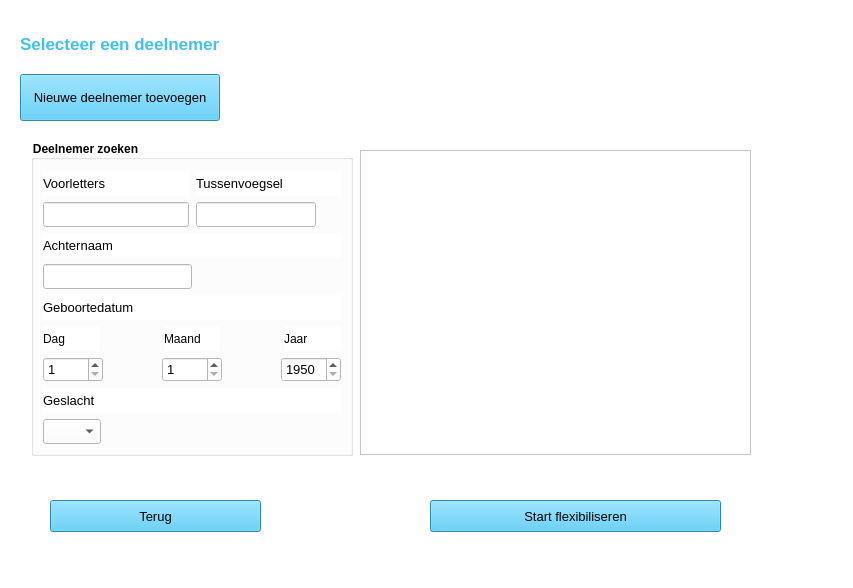
First picture: the form in deelnemerselectie.ui, repository Alwin1234567/AR-project, before the edit.
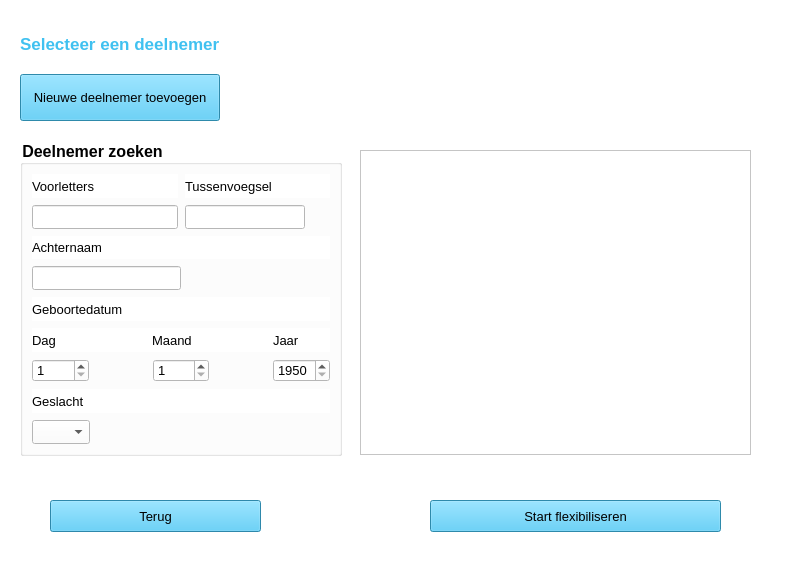
Second picture: the form after the edit. Icons and pictures are not drawn.

The edit to the form file:
```diff
--- a/deelnemerselectie.ui
+++ b/deelnemerselectie.ui
@@ -6,8 +6,8 @@
    <rect>
     <x>0</x>
     <y>0</y>
-    <width>853</width>
-    <height>588</height>
+    <width>791</width>
+    <height>579</height>
    </rect>
   </property>
   <property name="sizePolicy">
@@ -85,596 +85,6 @@
      <string>Terug</string>
     </property>
    </widget>
-   <widget class="QWidget" name="gridWidget_2" native="true">
-    <property name="geometry">
-     <rect>
-      <x>20</x>
-      <y>140</y>
-      <width>344</width>
-      <height>316</height>
-     </rect>
-    </property>
-    <property name="sizePolicy">
-     <sizepolicy hsizetype="Expanding" vsizetype="Expanding">
-      <horstretch>0</horstretch>
-      <verstretch>0</verstretch>
-     </sizepolicy>
-    </property>
-    <layout class="QGridLayout" name="gridLayout_6">
-     <property name="leftMargin">
-      <number>11</number>
-     </property>
-     <property name="topMargin">
-      <number>0</number>
-     </property>
-     <property name="rightMargin">
-      <number>11</number>
-     </property>
-     <property name="bottomMargin">
-      <number>0</number>
-     </property>
-     <property name="spacing">
-      <number>7</number>
-     </property>
-     <item row="0" column="0">
-      <widget class="QGroupBox" name="groupBox">
-       <property name="sizePolicy">
-        <sizepolicy hsizetype="Expanding" vsizetype="Expanding">
-         <horstretch>0</horstretch>
-         <verstretch>0</verstretch>
-        </sizepolicy>
-       </property>
-       <property name="font">
-        <font>
-         <weight>75</weight>
-         <bold>true</bold>
-        </font>
-       </property>
-       <property name="title">
-        <string>Deelnemer zoeken</string>
-       </property>
-       <property name="alignment">
-        <set>Qt::AlignLeading|Qt::AlignLeft|Qt::AlignTop</set>
-       </property>
-       <layout class="QGridLayout" name="gridLayout_7">
-        <property name="leftMargin">
-         <number>9</number>
-        </property>
-        <property name="topMargin">
-         <number>11</number>
-        </property>
-        <item row="0" column="0">
-         <layout class="QGridLayout" name="gridLayout_2">
-          <property name="topMargin">
-           <number>0</number>
-          </property>
-          <property name="horizontalSpacing">
-           <number>7</number>
-          </property>
-          <item row="4" column="0" colspan="2">
-           <layout class="QHBoxLayout" name="horizontalLayout_8">
-            <item>
-             <widget class="QLabel" name="label_11">
-              <property name="sizePolicy">
-               <sizepolicy hsizetype="Expanding" vsizetype="Expanding">
-                <horstretch>0</horstretch>
-                <verstretch>0</verstretch>
-               </sizepolicy>
-              </property>
-              <property name="minimumSize">
-               <size>
-                <width>0</width>
-                <height>0</height>
-               </size>
-              </property>
-              <property name="font">
-               <font>
-                <pointsize>10</pointsize>
-               </font>
-              </property>
-              <property name="text">
-               <string>Geboortedatum</string>
-              </property>
-             </widget>
-            </item>
-           </layout>
-          </item>
-          <item row="3" column="0" colspan="2">
-           <layout class="QHBoxLayout" name="horizontalLayout">
-            <item>
-             <widget class="QLineEdit" name="txtAchternaam">
-              <property name="sizePolicy">
-               <sizepolicy hsizetype="Expanding" vsizetype="Expanding">
-                <horstretch>0</horstretch>
-                <verstretch>0</verstretch>
-               </sizepolicy>
-              </property>
-              <property name="minimumSize">
-               <size>
-                <width>0</width>
-                <height>0</height>
-               </size>
-              </property>
-              <property name="font">
-               <font>
-                <pointsize>10</pointsize>
-               </font>
-              </property>
-             </widget>
-            </item>
-            <item>
-             <spacer name="horizontalSpacer">
-              <property name="orientation">
-               <enum>Qt::Horizontal</enum>
-              </property>
-              <property name="sizeType">
-               <enum>QSizePolicy::Expanding</enum>
-              </property>
-              <property name="sizeHint" stdset="0">
-               <size>
-                <width>80</width>
-                <height>20</height>
-               </size>
-              </property>
-             </spacer>
-            </item>
-           </layout>
-          </item>
-          <item row="0" column="0">
-           <widget class="QLabel" name="label_6">
-            <property name="enabled">
-             <bool>true</bool>
-            </property>
-            <property name="sizePolicy">
-             <sizepolicy hsizetype="Expanding" vsizetype="Expanding">
-              <horstretch>0</horstretch>
-              <verstretch>0</verstretch>
-             </sizepolicy>
-            </property>
-            <property name="minimumSize">
-             <size>
-              <width>0</width>
-              <height>0</height>
-             </size>
-            </property>
-            <property name="font">
-             <font>
-              <pointsize>10</pointsize>
-              <stylestrategy>PreferDefault</stylestrategy>
-             </font>
-            </property>
-            <property name="tabletTracking">
-             <bool>false</bool>
-            </property>
-            <property name="text">
-             <string>Voorletters</string>
-            </property>
-            <property name="wordWrap">
-             <bool>true</bool>
-            </property>
-            <property name="buddy">
-             <cstring></cstring>
-            </property>
-           </widget>
-          </item>
-          <item row="5" column="0" colspan="2">
-           <layout class="QHBoxLayout" name="horizontalLayout_2" stretch="0,0,0,0,0">
-            <property name="spacing">
-             <number>7</number>
-            </property>
-            <item>
-             <widget class="QLabel" name="label">
-              <property name="sizePolicy">
-               <sizepolicy hsizetype="Expanding" vsizetype="Expanding">
-                <horstretch>0</horstretch>
-                <verstretch>0</verstretch>
-               </sizepolicy>
-              </property>
-              <property name="text">
-               <string>Dag</string>
-              </property>
-              <property name="scaledContents">
-               <bool>true</bool>
-              </property>
-              <property name="wordWrap">
-               <bool>true</bool>
-              </property>
-             </widget>
-            </item>
-            <item>
-             <spacer name="horizontalSpacer_7">
-              <property name="orientation">
-               <enum>Qt::Horizontal</enum>
-              </property>
-              <property name="sizeType">
-               <enum>QSizePolicy::Expanding</enum>
-              </property>
-              <property name="sizeHint" stdset="0">
-               <size>
-                <width>40</width>
-                <height>20</height>
-               </size>
-              </property>
-             </spacer>
-            </item>
-            <item>
-             <widget class="QLabel" name="label_2">
-              <property name="sizePolicy">
-               <sizepolicy hsizetype="Expanding" vsizetype="Expanding">
-                <horstretch>0</horstretch>
-                <verstretch>0</verstretch>
-               </sizepolicy>
-              </property>
-              <property name="text">
-               <string>Maand</string>
-              </property>
-              <property name="scaledContents">
-               <bool>true</bool>
-              </property>
-              <property name="wordWrap">
-               <bool>true</bool>
-              </property>
-             </widget>
-            </item>
-            <item>
-             <spacer name="horizontalSpacer_6">
-              <property name="orientation">
-               <enum>Qt::Horizontal</enum>
-              </property>
-              <property name="sizeType">
-               <enum>QSizePolicy::Expanding</enum>
-              </property>
-              <property name="sizeHint" stdset="0">
-               <size>
-                <width>40</width>
-                <height>20</height>
-               </size>
-              </property>
-             </spacer>
-            </item>
-            <item>
-             <widget class="QLabel" name="label_3">
-              <property name="sizePolicy">
-               <sizepolicy hsizetype="Expanding" vsizetype="Expanding">
-                <horstretch>0</horstretch>
-                <verstretch>0</verstretch>
-               </sizepolicy>
-              </property>
-              <property name="text">
-               <string>Jaar</string>
-              </property>
-              <property name="scaledContents">
-               <bool>true</bool>
-              </property>
-              <property name="wordWrap">
-               <bool>true</bool>
-              </property>
-             </widget>
-            </item>
-           </layout>
-          </item>
-          <item row="6" column="0" colspan="2">
-           <layout class="QHBoxLayout" name="horizontalLayout_5">
-            <item>
-             <widget class="QSpinBox" name="sbDag">
-              <property name="sizePolicy">
-               <sizepolicy hsizetype="Expanding" vsizetype="Expanding">
-                <horstretch>0</horstretch>
-                <verstretch>0</verstretch>
-               </sizepolicy>
-              </property>
-              <property name="minimumSize">
-               <size>
-                <width>0</width>
-                <height>0</height>
-               </size>
-              </property>
-              <property name="maximumSize">
-               <size>
-                <width>16777215</width>
-                <height>16777215</height>
-               </size>
-              </property>
-              <property name="font">
-               <font>
-                <pointsize>10</pointsize>
-               </font>
-              </property>
-              <property name="minimum">
-               <number>1</number>
-              </property>
-              <property name="maximum">
-               <number>31</number>
-              </property>
-             </widget>
-            </item>
-            <item>
-             <spacer name="horizontalSpacer_4">
-              <property name="orientation">
-               <enum>Qt::Horizontal</enum>
-              </property>
-              <property name="sizeHint" stdset="0">
-               <size>
-                <width>40</width>
-                <height>20</height>
-               </size>
-              </property>
-             </spacer>
-            </item>
-            <item>
-             <widget class="QSpinBox" name="sbMaand">
-              <property name="sizePolicy">
-               <sizepolicy hsizetype="Expanding" vsizetype="Expanding">
-                <horstretch>0</horstretch>
-                <verstretch>0</verstretch>
-               </sizepolicy>
-              </property>
-              <property name="minimumSize">
-               <size>
-                <width>0</width>
-                <height>0</height>
-               </size>
-              </property>
-              <property name="font">
-               <font>
-                <pointsize>10</pointsize>
-               </font>
-              </property>
-              <property name="minimum">
-               <number>1</number>
-              </property>
-              <property name="maximum">
-               <number>12</number>
-              </property>
-             </widget>
-            </item>
-            <item>
-             <spacer name="horizontalSpacer_5">
-              <property name="orientation">
-               <enum>Qt::Horizontal</enum>
-              </property>
-              <property name="sizeHint" stdset="0">
-               <size>
-                <width>40</width>
-                <height>20</height>
-               </size>
-              </property>
-             </spacer>
-            </item>
-            <item>
-             <widget class="QSpinBox" name="sbJaar">
-              <property name="sizePolicy">
-               <sizepolicy hsizetype="Expanding" vsizetype="Expanding">
-                <horstretch>0</horstretch>
-                <verstretch>0</verstretch>
-               </sizepolicy>
-              </property>
-              <property name="minimumSize">
-               <size>
-                <width>0</width>
-                <height>0</height>
-               </size>
-              </property>
-              <property name="sizeIncrement">
-               <size>
-                <width>0</width>
-                <height>0</height>
-               </size>
-              </property>
-              <property name="font">
-               <font>
-                <pointsize>10</pointsize>
-               </font>
-              </property>
-              <property name="minimum">
-               <number>1950</number>
-              </property>
-              <property name="maximum">
-               <number>2100</number>
-              </property>
-             </widget>
-            </item>
-           </layout>
-          </item>
-          <item row="1" column="0">
-           <widget class="QLineEdit" name="txtVoorletters">
-            <property name="sizePolicy">
-             <sizepolicy hsizetype="Expanding" vsizetype="Expanding">
-              <horstretch>0</horstretch>
-              <verstretch>0</verstretch>
-             </sizepolicy>
-            </property>
-            <property name="minimumSize">
-             <size>
-              <width>0</width>
-              <height>0</height>
-             </size>
-            </property>
-            <property name="font">
-             <font>
-              <pointsize>10</pointsize>
-             </font>
-            </property>
-            <property name="inputMethodHints">
-             <set>Qt::ImhUppercaseOnly</set>
-            </property>
-           </widget>
-          </item>
-          <item row="8" column="0" colspan="2">
-           <layout class="QHBoxLayout" name="horizontalLayout_6">
-            <item>
-             <widget class="QComboBox" name="cbGeslacht">
-              <property name="sizePolicy">
-               <sizepolicy hsizetype="Expanding" vsizetype="Expanding">
-                <horstretch>0</horstretch>
-                <verstretch>0</verstretch>
-               </sizepolicy>
-              </property>
-              <property name="minimumSize">
-               <size>
-                <width>0</width>
-                <height>0</height>
-               </size>
-              </property>
-              <property name="font">
-               <font>
-                <pointsize>10</pointsize>
-               </font>
-              </property>
-              <item>
-               <property name="text">
-                <string/>
-               </property>
-              </item>
-              <item>
-               <property name="text">
-                <string>-</string>
-               </property>
-              </item>
-              <item>
-               <property name="text">
-                <string>M</string>
-               </property>
-              </item>
-              <item>
-               <property name="text">
-                <string>V</string>
-               </property>
-              </item>
-             </widget>
-            </item>
-            <item>
-             <spacer name="horizontalSpacer_2">
-              <property name="orientation">
-               <enum>Qt::Horizontal</enum>
-              </property>
-              <property name="sizeType">
-               <enum>QSizePolicy::Expanding</enum>
-              </property>
-              <property name="sizeHint" stdset="0">
-               <size>
-                <width>240</width>
-                <height>20</height>
-               </size>
-              </property>
-             </spacer>
-            </item>
-           </layout>
-          </item>
-          <item row="1" column="1">
-           <widget class="QLineEdit" name="txtTussenvoegsel">
-            <property name="sizePolicy">
-             <sizepolicy hsizetype="Expanding" vsizetype="Expanding">
-              <horstretch>0</horstretch>
-              <verstretch>0</verstretch>
-             </sizepolicy>
-            </property>
-            <property name="minimumSize">
-             <size>
-              <width>0</width>
-              <height>0</height>
-             </size>
-            </property>
-            <property name="maximumSize">
-             <size>
-              <width>120</width>
-              <height>16777215</height>
-             </size>
-            </property>
-            <property name="font">
-             <font>
-              <pointsize>10</pointsize>
-             </font>
-            </property>
-           </widget>
-          </item>
-          <item row="0" column="1">
-           <widget class="QLabel" name="label_7">
-            <property name="sizePolicy">
-             <sizepolicy hsizetype="Expanding" vsizetype="Expanding">
-              <horstretch>0</horstretch>
-              <verstretch>0</verstretch>
-             </sizepolicy>
-            </property>
-            <property name="minimumSize">
-             <size>
-              <width>0</width>
-              <height>0</height>
-             </size>
-            </property>
-            <property name="font">
-             <font>
-              <pointsize>10</pointsize>
-             </font>
-            </property>
-            <property name="inputMethodHints">
-             <set>Qt::ImhNone</set>
-            </property>
-            <property name="text">
-             <string>Tussenvoegsel</string>
-            </property>
-            <property name="wordWrap">
-             <bool>true</bool>
-            </property>
-           </widget>
-          </item>
-          <item row="2" column="0" colspan="2">
-           <layout class="QHBoxLayout" name="horizontalLayout_7">
-            <item>
-             <widget class="QLabel" name="label_8">
-              <property name="sizePolicy">
-               <sizepolicy hsizetype="Expanding" vsizetype="Expanding">
-                <horstretch>10</horstretch>
-                <verstretch>0</verstretch>
-               </sizepolicy>
-              </property>
-              <property name="font">
-               <font>
-                <pointsize>10</pointsize>
-               </font>
-              </property>
-              <property name="text">
-               <string>Achternaam</string>
-              </property>
-             </widget>
-            </item>
-           </layout>
-          </item>
-          <item row="7" column="0" colspan="2">
-           <layout class="QHBoxLayout" name="horizontalLayout_9">
-            <item>
-             <widget class="QLabel" name="label_4">
-              <property name="sizePolicy">
-               <sizepolicy hsizetype="Expanding" vsizetype="Expanding">
-                <horstretch>0</horstretch>
-                <verstretch>0</verstretch>
-               </sizepolicy>
-              </property>
-              <property name="minimumSize">
-               <size>
-                <width>0</width>
-                <height>0</height>
-               </size>
-              </property>
-              <property name="font">
-               <font>
-                <pointsize>10</pointsize>
-               </font>
-              </property>
-              <property name="text">
-               <string>Geslacht</string>
-              </property>
-             </widget>
-            </item>
-           </layout>
-          </item>
-         </layout>
-        </item>
-       </layout>
-      </widget>
-     </item>
-    </layout>
-   </widget>
    <widget class="QWidget" name="gridWidget_3" native="true">
     <property name="geometry">
      <rect>
@@ -855,6 +265,613 @@
      </item>
     </layout>
    </widget>
+   <widget class="QGroupBox" name="groupBox">
+    <property name="geometry">
+     <rect>
+      <x>20</x>
+      <y>140</y>
+      <width>322</width>
+      <height>316</height>
+     </rect>
+    </property>
+    <property name="sizePolicy">
+     <sizepolicy hsizetype="Expanding" vsizetype="Expanding">
+      <horstretch>0</horstretch>
+      <verstretch>0</verstretch>
+     </sizepolicy>
+    </property>
+    <property name="font">
+     <font>
+      <pointsize>12</pointsize>
+      <weight>75</weight>
+      <bold>true</bold>
+      <kerning>false</kerning>
+     </font>
+    </property>
+    <property name="title">
+     <string>Deelnemer zoeken</string>
+    </property>
+    <property name="alignment">
+     <set>Qt::AlignLeading|Qt::AlignLeft|Qt::AlignTop</set>
+    </property>
+    <layout class="QGridLayout" name="gridLayout_7" rowstretch="0" columnstretch="0">
+     <property name="leftMargin">
+      <number>9</number>
+     </property>
+     <property name="topMargin">
+      <number>9</number>
+     </property>
+     <item row="0" column="0">
+      <layout class="QGridLayout" name="gridLayout_2" columnstretch="0,0">
+       <property name="topMargin">
+        <number>0</number>
+       </property>
+       <property name="spacing">
+        <number>7</number>
+       </property>
+       <item row="7" column="0" colspan="2">
+        <layout class="QHBoxLayout" name="horizontalLayout_9">
+         <property name="spacing">
+          <number>6</number>
+         </property>
+         <item>
+          <widget class="QLabel" name="label_4">
+           <property name="sizePolicy">
+            <sizepolicy hsizetype="Expanding" vsizetype="Expanding">
+             <horstretch>0</horstretch>
+             <verstretch>0</verstretch>
+            </sizepolicy>
+           </property>
+           <property name="minimumSize">
+            <size>
+             <width>0</width>
+             <height>0</height>
+            </size>
+           </property>
+           <property name="font">
+            <font>
+             <pointsize>10</pointsize>
+            </font>
+           </property>
+           <property name="text">
+            <string>Geslacht</string>
+           </property>
+          </widget>
+         </item>
+        </layout>
+       </item>
+       <item row="8" column="0" colspan="2">
+        <layout class="QHBoxLayout" name="horizontalLayout_6">
+         <property name="spacing">
+          <number>6</number>
+         </property>
+         <item>
+          <widget class="QComboBox" name="cbGeslacht">
+           <property name="sizePolicy">
+            <sizepolicy hsizetype="Expanding" vsizetype="Expanding">
+             <horstretch>0</horstretch>
+             <verstretch>0</verstretch>
+            </sizepolicy>
+           </property>
+           <property name="minimumSize">
+            <size>
+             <width>0</width>
+             <height>0</height>
+            </size>
+           </property>
+           <property name="font">
+            <font>
+             <pointsize>10</pointsize>
+            </font>
+           </property>
+           <item>
+            <property name="text">
+             <string/>
+            </property>
+           </item>
+           <item>
+            <property name="text">
+             <string>-</string>
+            </property>
+           </item>
+           <item>
+            <property name="text">
+             <string>M</string>
+            </property>
+           </item>
+           <item>
+            <property name="text">
+             <string>V</string>
+            </property>
+           </item>
+          </widget>
+         </item>
+         <item>
+          <spacer name="horizontalSpacer_2">
+           <property name="orientation">
+            <enum>Qt::Horizontal</enum>
+           </property>
+           <property name="sizeType">
+            <enum>QSizePolicy::Expanding</enum>
+           </property>
+           <property name="sizeHint" stdset="0">
+            <size>
+             <width>240</width>
+             <height>20</height>
+            </size>
+           </property>
+          </spacer>
+         </item>
+        </layout>
+       </item>
+       <item row="1" column="1">
+        <widget class="QLineEdit" name="txtTussenvoegsel">
+         <property name="sizePolicy">
+          <sizepolicy hsizetype="Expanding" vsizetype="Expanding">
+           <horstretch>0</horstretch>
+           <verstretch>0</verstretch>
+          </sizepolicy>
+         </property>
+         <property name="minimumSize">
+          <size>
+           <width>0</width>
+           <height>0</height>
+          </size>
+         </property>
+         <property name="maximumSize">
+          <size>
+           <width>120</width>
+           <height>16777215</height>
+          </size>
+         </property>
+         <property name="font">
+          <font>
+           <pointsize>10</pointsize>
+          </font>
+         </property>
+        </widget>
+       </item>
+       <item row="1" column="0">
+        <widget class="QLineEdit" name="txtVoorletters">
+         <property name="sizePolicy">
+          <sizepolicy hsizetype="Expanding" vsizetype="Expanding">
+           <horstretch>0</horstretch>
+           <verstretch>0</verstretch>
+          </sizepolicy>
+         </property>
+         <property name="minimumSize">
+          <size>
+           <width>0</width>
+           <height>0</height>
+          </size>
+         </property>
+         <property name="font">
+          <font>
+           <pointsize>10</pointsize>
+          </font>
+         </property>
+         <property name="inputMethodHints">
+          <set>Qt::ImhUppercaseOnly</set>
+         </property>
+        </widget>
+       </item>
+       <item row="6" column="0" colspan="2">
+        <layout class="QHBoxLayout" name="horizontalLayout_5">
+         <item>
+          <widget class="QSpinBox" name="sbDag">
+           <property name="sizePolicy">
+            <sizepolicy hsizetype="Expanding" vsizetype="Expanding">
+             <horstretch>0</horstretch>
+             <verstretch>0</verstretch>
+            </sizepolicy>
+           </property>
+           <property name="minimumSize">
+            <size>
+             <width>0</width>
+             <height>0</height>
+            </size>
+           </property>
+           <property name="maximumSize">
+            <size>
+             <width>16777215</width>
+             <height>16777215</height>
+            </size>
+           </property>
+           <property name="font">
+            <font>
+             <pointsize>10</pointsize>
+            </font>
+           </property>
+           <property name="minimum">
+            <number>1</number>
+           </property>
+           <property name="maximum">
+            <number>31</number>
+           </property>
+          </widget>
+         </item>
+         <item>
+          <spacer name="horizontalSpacer_4">
+           <property name="orientation">
+            <enum>Qt::Horizontal</enum>
+           </property>
+           <property name="sizeHint" stdset="0">
+            <size>
+             <width>40</width>
+             <height>20</height>
+            </size>
+           </property>
+          </spacer>
+         </item>
+         <item>
+          <widget class="QSpinBox" name="sbMaand">
+           <property name="sizePolicy">
+            <sizepolicy hsizetype="Expanding" vsizetype="Expanding">
+             <horstretch>0</horstretch>
+             <verstretch>0</verstretch>
+            </sizepolicy>
+           </property>
+           <property name="minimumSize">
+            <size>
+             <width>0</width>
+             <height>0</height>
+            </size>
+           </property>
+           <property name="font">
+            <font>
+             <pointsize>10</pointsize>
+            </font>
+           </property>
+           <property name="minimum">
+            <number>1</number>
+           </property>
+           <property name="maximum">
+            <number>12</number>
+           </property>
+          </widget>
+         </item>
+         <item>
+          <spacer name="horizontalSpacer_5">
+           <property name="orientation">
+            <enum>Qt::Horizontal</enum>
+           </property>
+           <property name="sizeHint" stdset="0">
+            <size>
+             <width>40</width>
+             <height>20</height>
+            </size>
+           </property>
+          </spacer>
+         </item>
+         <item>
+          <widget class="QSpinBox" name="sbJaar">
+           <property name="sizePolicy">
+            <sizepolicy hsizetype="Expanding" vsizetype="Expanding">
+             <horstretch>0</horstretch>
+             <verstretch>0</verstretch>
+            </sizepolicy>
+           </property>
+           <property name="minimumSize">
+            <size>
+             <width>0</width>
+             <height>0</height>
+            </size>
+           </property>
+           <property name="sizeIncrement">
+            <size>
+             <width>0</width>
+             <height>0</height>
+            </size>
+           </property>
+           <property name="font">
+            <font>
+             <pointsize>10</pointsize>
+            </font>
+           </property>
+           <property name="minimum">
+            <number>1950</number>
+           </property>
+           <property name="maximum">
+            <number>2100</number>
+           </property>
+          </widget>
+         </item>
+        </layout>
+       </item>
+       <item row="0" column="1">
+        <widget class="QLabel" name="label_7">
+         <property name="sizePolicy">
+          <sizepolicy hsizetype="Expanding" vsizetype="Expanding">
+           <horstretch>0</horstretch>
+           <verstretch>0</verstretch>
+          </sizepolicy>
+         </property>
+         <property name="minimumSize">
+          <size>
+           <width>0</width>
+           <height>0</height>
+          </size>
+         </property>
+         <property name="font">
+          <font>
+           <pointsize>10</pointsize>
+          </font>
+         </property>
+         <property name="inputMethodHints">
+          <set>Qt::ImhNone</set>
+         </property>
+         <property name="text">
+          <string>Tussenvoegsel</string>
+         </property>
+         <property name="wordWrap">
+          <bool>true</bool>
+         </property>
+        </widget>
+       </item>
+       <item row="0" column="0">
+        <widget class="QLabel" name="label_6">
+         <property name="enabled">
+          <bool>true</bool>
+         </property>
+         <property name="sizePolicy">
+          <sizepolicy hsizetype="Expanding" vsizetype="Expanding">
+           <horstretch>0</horstretch>
+           <verstretch>0</verstretch>
+          </sizepolicy>
+         </property>
+         <property name="minimumSize">
+          <size>
+           <width>0</width>
+           <height>0</height>
+          </size>
+         </property>
+         <property name="font">
+          <font>
+           <pointsize>10</pointsize>
+           <stylestrategy>PreferDefault</stylestrategy>
+          </font>
+         </property>
+         <property name="tabletTracking">
+          <bool>false</bool>
+         </property>
+         <property name="text">
+          <string>Voorletters</string>
+         </property>
+         <property name="wordWrap">
+          <bool>true</bool>
+         </property>
+         <property name="buddy">
+          <cstring></cstring>
+         </property>
+        </widget>
+       </item>
+       <item row="2" column="0" colspan="2">
+        <layout class="QHBoxLayout" name="horizontalLayout_7">
+         <item>
+          <widget class="QLabel" name="label_8">
+           <property name="sizePolicy">
+            <sizepolicy hsizetype="Expanding" vsizetype="Expanding">
+             <horstretch>10</horstretch>
+             <verstretch>0</verstretch>
+            </sizepolicy>
+           </property>
+           <property name="font">
+            <font>
+             <pointsize>10</pointsize>
+            </font>
+           </property>
+           <property name="text">
+            <string>Achternaam</string>
+           </property>
+          </widget>
+         </item>
+        </layout>
+       </item>
+       <item row="4" column="0" colspan="2">
+        <layout class="QHBoxLayout" name="horizontalLayout_8">
+         <item>
+          <widget class="QLabel" name="label_11">
+           <property name="sizePolicy">
+            <sizepolicy hsizetype="Expanding" vsizetype="Expanding">
+             <horstretch>0</horstretch>
+             <verstretch>0</verstretch>
+            </sizepolicy>
+           </property>
+           <property name="minimumSize">
+            <size>
+             <width>0</width>
+             <height>0</height>
+            </size>
+           </property>
+           <property name="font">
+            <font>
+             <pointsize>10</pointsize>
+            </font>
+           </property>
+           <property name="text">
+            <string>Geboortedatum</string>
+           </property>
+          </widget>
+         </item>
+        </layout>
+       </item>
+       <item row="3" column="0" colspan="2">
+        <layout class="QHBoxLayout" name="horizontalLayout">
+         <item>
+          <widget class="QLineEdit" name="txtAchternaam">
+           <property name="sizePolicy">
+            <sizepolicy hsizetype="Expanding" vsizetype="Expanding">
+             <horstretch>0</horstretch>
+             <verstretch>0</verstretch>
+            </sizepolicy>
+           </property>
+           <property name="minimumSize">
+            <size>
+             <width>0</width>
+             <height>0</height>
+            </size>
+           </property>
+           <property name="font">
+            <font>
+             <pointsize>10</pointsize>
+            </font>
+           </property>
+          </widget>
+         </item>
+         <item>
+          <spacer name="horizontalSpacer">
+           <property name="orientation">
+            <enum>Qt::Horizontal</enum>
+           </property>
+           <property name="sizeType">
+            <enum>QSizePolicy::Expanding</enum>
+           </property>
+           <property name="sizeHint" stdset="0">
+            <size>
+             <width>80</width>
+             <height>20</height>
+            </size>
+           </property>
+          </spacer>
+         </item>
+        </layout>
+       </item>
+       <item row="5" column="0" colspan="2">
+        <widget class="QWidget" name="gridWidget_2" native="true">
+         <property name="sizePolicy">
+          <sizepolicy hsizetype="Expanding" vsizetype="Expanding">
+           <horstretch>0</horstretch>
+           <verstretch>0</verstretch>
+          </sizepolicy>
+         </property>
+         <layout class="QGridLayout" name="gridLayout_6">
+          <property name="leftMargin">
+           <number>0</number>
+          </property>
+          <property name="topMargin">
+           <number>0</number>
+          </property>
+          <property name="rightMargin">
+           <number>0</number>
+          </property>
+          <property name="bottomMargin">
+           <number>0</number>
+          </property>
+          <item row="0" column="0">
+           <layout class="QHBoxLayout" name="horizontalLayout_3">
+            <item>
+             <widget class="QLabel" name="label">
+              <property name="sizePolicy">
+               <sizepolicy hsizetype="Expanding" vsizetype="Expanding">
+                <horstretch>0</horstretch>
+                <verstretch>0</verstretch>
+               </sizepolicy>
+              </property>
+              <property name="font">
+               <font>
+                <pointsize>10</pointsize>
+               </font>
+              </property>
+              <property name="text">
+               <string>Dag</string>
+              </property>
+              <property name="scaledContents">
+               <bool>true</bool>
+              </property>
+              <property name="wordWrap">
+               <bool>true</bool>
+              </property>
+             </widget>
+            </item>
+            <item>
+             <spacer name="horizontalSpacer_7">
+              <property name="orientation">
+               <enum>Qt::Horizontal</enum>
+              </property>
+              <property name="sizeType">
+               <enum>QSizePolicy::Expanding</enum>
+              </property>
+              <property name="sizeHint" stdset="0">
+               <size>
+                <width>40</width>
+                <height>20</height>
+               </size>
+              </property>
+             </spacer>
+            </item>
+            <item>
+             <widget class="QLabel" name="label_2">
+              <property name="sizePolicy">
+               <sizepolicy hsizetype="Expanding" vsizetype="Expanding">
+                <horstretch>0</horstretch>
+                <verstretch>0</verstretch>
+               </sizepolicy>
+              </property>
+              <property name="font">
+               <font>
+                <pointsize>10</pointsize>
+               </font>
+              </property>
+              <property name="text">
+               <string>Maand</string>
+              </property>
+              <property name="scaledContents">
+               <bool>true</bool>
+              </property>
+              <property name="wordWrap">
+               <bool>true</bool>
+              </property>
+             </widget>
+            </item>
+            <item>
+             <spacer name="horizontalSpacer_6">
+              <property name="orientation">
+               <enum>Qt::Horizontal</enum>
+              </property>
+              <property name="sizeType">
+               <enum>QSizePolicy::Expanding</enum>
+              </property>
+              <property name="sizeHint" stdset="0">
+               <size>
+                <width>40</width>
+                <height>20</height>
+               </size>
+              </property>
+             </spacer>
+            </item>
+            <item>
+             <widget class="QLabel" name="label_3">
+              <property name="sizePolicy">
+               <sizepolicy hsizetype="Expanding" vsizetype="Expanding">
+                <horstretch>0</horstretch>
+                <verstretch>0</verstretch>
+               </sizepolicy>
+              </property>
+              <property name="font">
+               <font>
+                <pointsize>10</pointsize>
+               </font>
+              </property>
+              <property name="text">
+               <string>Jaar</string>
+              </property>
+              <property name="scaledContents">
+               <bool>true</bool>
+              </property>
+              <property name="wordWrap">
+               <bool>true</bool>
+              </property>
+             </widget>
+            </item>
+           </layout>
+          </item>
+         </layout>
+        </widget>
+       </item>
+      </layout>
+     </item>
+    </layout>
+   </widget>
   </widget>
  </widget>
  <resources/>
```
